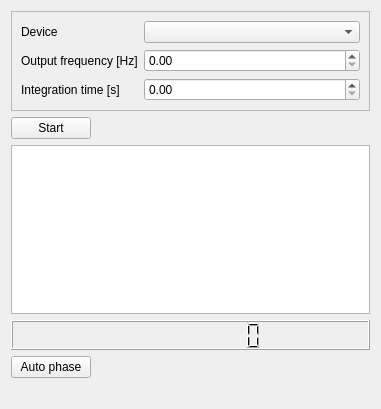
The window that lockingui.ui (antigol/lockin2) describes before a commit, drawn with Qt 5.
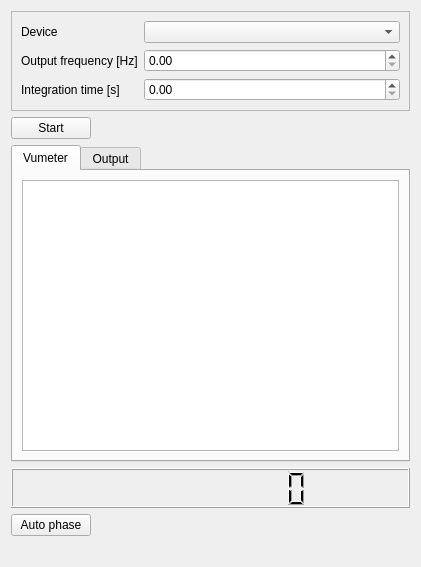
The same window after the commit. Custom widgets are drawn as their Qt base class.

```diff
--- a/lockingui.ui
+++ b/lockingui.ui
@@ -6,8 +6,8 @@
    <rect>
     <x>0</x>
     <y>0</y>
-    <width>381</width>
-    <height>409</height>
+    <width>421</width>
+    <height>567</height>
    </rect>
   </property>
   <property name="windowTitle">
@@ -81,7 +81,31 @@
     </layout>
    </item>
    <item>
-    <widget class="XYGraph" name="vumeter"/>
+    <widget class="QTabWidget" name="tabWidget">
+     <property name="currentIndex">
+      <number>0</number>
+     </property>
+     <widget class="QWidget" name="tab">
+      <attribute name="title">
+       <string>Vumeter</string>
+      </attribute>
+      <layout class="QHBoxLayout" name="horizontalLayout_4">
+       <item>
+        <widget class="XYGraph" name="vumeter"/>
+       </item>
+      </layout>
+     </widget>
+     <widget class="QWidget" name="tab_2">
+      <attribute name="title">
+       <string>Output</string>
+      </attribute>
+      <layout class="QHBoxLayout" name="horizontalLayout_5">
+       <item>
+        <widget class="XYGraph" name="output"/>
+       </item>
+      </layout>
+     </widget>
+    </widget>
    </item>
    <item>
     <layout class="QHBoxLayout" name="horizontalLayout">
@@ -90,7 +114,7 @@
        <property name="minimumSize">
         <size>
          <width>0</width>
-         <height>30</height>
+         <height>40</height>
         </size>
        </property>
        <property name="numDigits">
```
